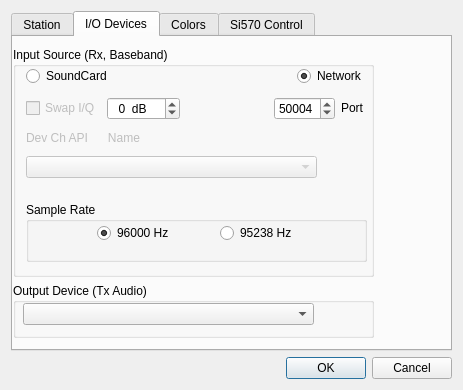
Before: the Qt Designer form map65/devsetup.ui in saitohirga/WSJT-X, drawn with Qt 5.
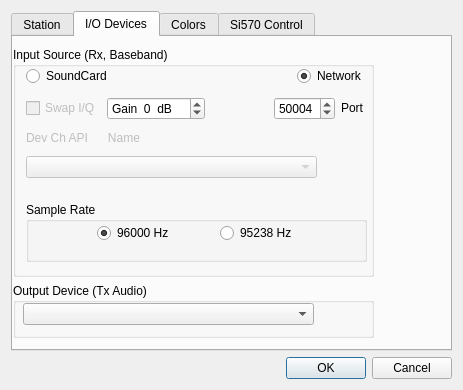
After: the same form once the commit is applied. The open tabs and pages were chosen to show the change.

Commit message: Add label and ToolTip to the control for scaling digital I/Q data.

Diff of the .ui file:
```diff
--- a/map65/devsetup.ui
+++ b/map65/devsetup.ui
@@ -703,7 +703,7 @@
                  <string>  dB</string>
                 </property>
                 <property name="prefix">
-                 <string>  </string>
+                 <string>Gain  </string>
                 </property>
                 <property name="minimum">
                  <number>-50</number>
```
Left out of the diff: 5 changed lines with no effect on the pictures.
